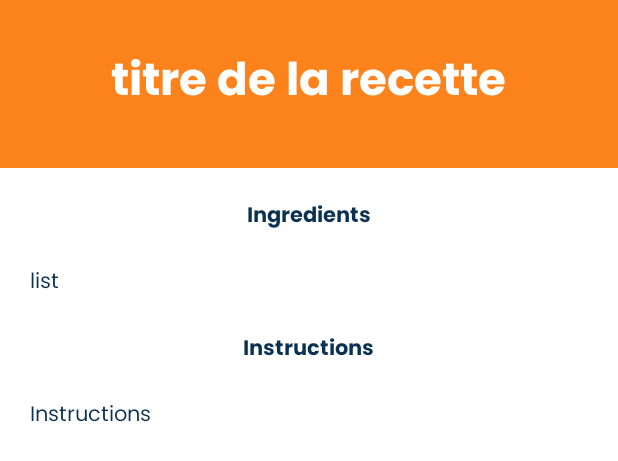
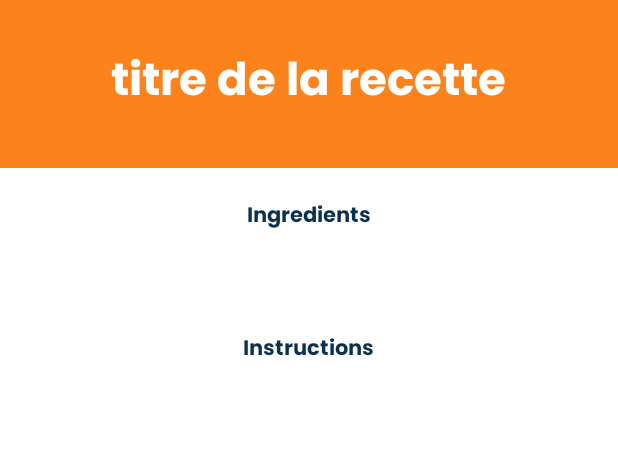
Before and after one commit to D0gmaDev/FoodLens, an Android app: the layout activity_recipe_result.xml on its own in the app's theme, with its tools: preview values and no code run, on a phone screen of 412 x 824 dp. Shown: the top 461 px of the screen. Run offline under Robolectric (Android 15) with nearby library versions, the phone set to English and light mode, and no system bars.

Commit message:
Improve ingredient/instruction handling

```diff
--- a/app/src/main/res/layout/activity_recipe_result.xml
+++ b/app/src/main/res/layout/activity_recipe_result.xml
@@ -13,12 +13,13 @@
         <TextView
             android:layout_margin="30dp"
             android:id="@+id/recipeTitle"
-            android:layout_gravity="center_horizontal"
+            android:layout_gravity="center"
+            android:gravity="center"
             android:layout_width="wrap_content"
             android:layout_height="wrap_content"
             android:fontFamily="@font/poppins_bold"
             android:text="@string/titre_de_la_recette"
-            android:textSize="30dp"
+            android:textSize="30sp"
             android:textColor="@color/white" />
 
         <ScrollView
@@ -44,7 +45,7 @@
                     android:layout_width="wrap_content"
                     android:layout_height="wrap_content"
                     android:layout_margin="10dp"
-                    android:text="Ingredients" />
+                    android:text="@string/ingredients" />
 
                 <TextView
                     android:id="@+id/listIngredients"
@@ -53,7 +54,7 @@
                     android:layout_width="wrap_content"
                     android:layout_height="wrap_content"
                     android:layout_margin="10dp"
-                    android:text="list" />
+                    android:text="" />
 
                 <TextView
                     android:id="@+id/instructions"
@@ -61,7 +62,7 @@
                     android:layout_width="wrap_content"
                     android:layout_height="wrap_content"
                     android:layout_margin="10dp"
-                    android:text="Instructions"
+                    android:text="@string/instructions"
                     android:layout_gravity="center_horizontal"
                     android:textColor="@color/blue" />
 
@@ -72,7 +73,7 @@
                     android:layout_width="wrap_content"
                     android:layout_height="wrap_content"
                     android:layout_margin="10dp"
-                    android:text="Instructions" />
+                    android:text="" />
 
             </LinearLayout>
         </ScrollView>
--- a/app/src/main/res/values/strings.xml
+++ b/app/src/main/res/values/strings.xml
@@ -6,4 +6,6 @@
     <string name="fridge_mode">Mon Frigidaire</string>
     <string name="loading_recipe">Votre chef cuisine...</string>
     <string name="titre_de_la_recette">titre de la recette</string>
+    <string name="ingredients">Ingredients</string>
+    <string name="instructions">Instructions</string>
 </resources>
```
Also changed, not shown: app/src/main/java/fr/foodlens/recipe/RecipeActivity.kt (+17 -19 lines).
